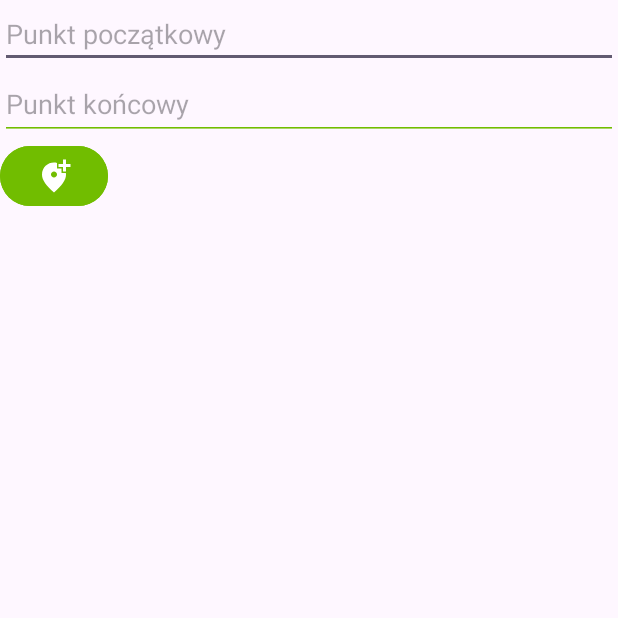
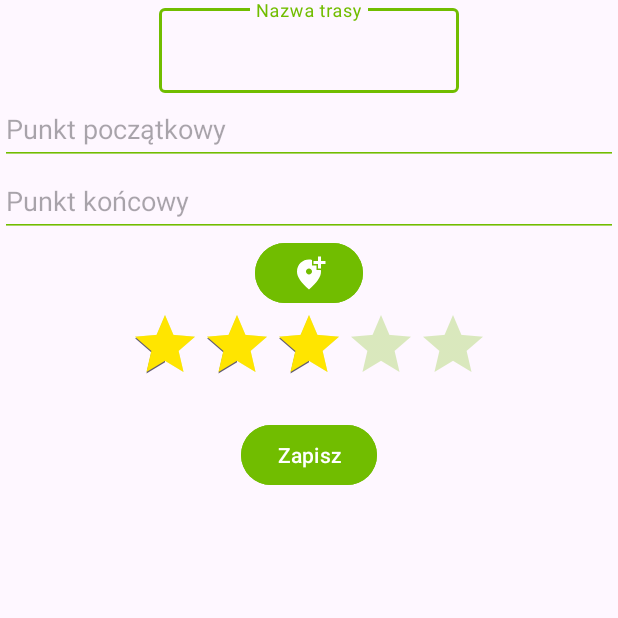
Before and after one commit to carboniteee/tracker_podrozy, an Android app: the Dodaj screen opened directly, with no data from a screen before it, on a phone screen of 412 x 824 dp, the top half of it. Run offline under Robolectric (Android 15) with nearby library versions, the phone set to English and light mode, and no system bars.

Commit message:
update ekranu z dodawaniem podróży, zmienne przygotowane do wstawienia do bazy (Dodaj.kt) v1.0

```diff
--- a/app/src/main/java/com/example/routpixal/Dodaj.kt
+++ b/app/src/main/java/com/example/routpixal/Dodaj.kt
@@ -1,26 +1,57 @@
 package com.example.routpixal
 
 import android.os.Bundle
+import android.view.LayoutInflater
 import android.widget.Button
+import android.widget.EditText
 import android.widget.LinearLayout
+import android.widget.RatingBar
 import androidx.appcompat.app.AppCompatActivity
 
 class Dodaj : AppCompatActivity() {
     private lateinit var pointsContainer: LinearLayout
-    private lateinit var buttonAddPoint: Button
+    private lateinit var btnAddPoint: Button
+    private lateinit var edRouteName: EditText
+    private lateinit var ratingBar: RatingBar
 
     override fun onCreate(savedInstanceState: Bundle?) {
         super.onCreate(savedInstanceState)
         setContentView(R.layout.dodaj)
         pointsContainer = findViewById(R.id.pointsContainer)
-        buttonAddPoint = findViewById(R.id.buttonAddPoint)
-        buttonAddPoint.setOnClickListener {
+        btnAddPoint = findViewById(R.id.btnAddPoint)
+        edRouteName = findViewById(R.id.edRouteName)
+        ratingBar = findViewById(R.id.ratingBar)
+
+        btnAddPoint.setOnClickListener {
             addIntermediatePointField()
+        }
+
+        val btnSave = findViewById<Button>(R.id.btnSave)
+        btnSave.setOnClickListener {
+            val routeName = edRouteName.text.toString()
+            val rating = ratingBar.rating
+
+            val allPoints = mutableListOf<String>()
+
+            val startPoint = findViewById<EditText>(R.id.edStart).text.toString()
+            allPoints.add(startPoint)
+
+            for (i in 0 until pointsContainer.childCount - 1) {
+                val pointLayout = pointsContainer.getChildAt(i) as LinearLayout
+                val editTextPoint = pointLayout.findViewById<EditText>(R.id.pointsContainer)
+                val point = editTextPoint.text.toString()
+                allPoints.add(point)
+            }
+
+            val endPoint = findViewById<EditText>(R.id.edEnd).text.toString()
+            allPoints.add(endPoint)
+
+            // teraz te dane można wpisać do bazy danych
         }
     }
 
     private fun addIntermediatePointField() {
-        val pointLayout = layoutInflater.inflate(R.layout.dodatkowy_punkt, pointsContainer, false)
+        val pointLayout = LayoutInflater.from(this).inflate(R.layout.dodatkowy_punkt, pointsContainer, false)
         val buttonDeletePoint = pointLayout.findViewById<Button>(R.id.btnUsun)
         buttonDeletePoint.setOnClickListener {
             pointsContainer.removeView(pointLayout)
--- a/app/src/main/res/layout/dodaj.xml
+++ b/app/src/main/res/layout/dodaj.xml
@@ -1,13 +1,36 @@
-<LinearLayout xmlns:android="http://schemas.android.com/apk/res/android"
+<ScrollView
+    xmlns:android="http://schemas.android.com/apk/res/android"
+    xmlns:tools="http://schemas.android.com/tools"
+    android:layout_width="match_parent"
+    android:layout_height="match_parent">
+
+    <LinearLayout
         android:layout_width="match_parent"
         android:layout_height="wrap_content"
-    android:orientation="vertical">
+        android:orientation="vertical"
+        android:gravity="center">
+
+        <com.google.android.material.textfield.TextInputLayout
+            android:id="@+id/windowRouteName"
+            android:layout_width="200dp"
+            android:layout_height="wrap_content"
+            android:hint="Nazwa trasy">
+
+            <com.google.android.material.textfield.TextInputEditText
+                android:id="@+id/edRouteName"
+                android:layout_width="match_parent"
+                android:layout_height="wrap_content"
+                android:gravity="center"
+                android:minWidth="200dp" />
+
+        </com.google.android.material.textfield.TextInputLayout>
 
         <EditText
-        android:id="@+id/editTextStart"
+            android:id="@+id/edStart"
             android:layout_width="match_parent"
             android:layout_height="wrap_content"
-        android:hint="Punkt początkowy" />
+            android:hint="Punkt początkowy"
+            android:minHeight="48dp" />
 
         <LinearLayout
             android:id="@+id/pointsContainer"
@@ -16,14 +39,14 @@
             android:orientation="vertical" />
 
         <EditText
-        android:id="@+id/editTextEnd"
+            android:id="@+id/edEnd"
             android:layout_width="match_parent"
             android:layout_height="wrap_content"
             android:hint="Punkt końcowy"
             android:minHeight="48dp" />
 
         <Button
-        android:id="@+id/buttonAddPoint"
+            android:id="@+id/btnAddPoint"
             android:layout_width="72dp"
             android:layout_height="wrap_content"
             android:backgroundTint="@color/green"
@@ -31,4 +54,25 @@
             android:drawableEnd="@drawable/dodaj_pkt"
             android:onClick="removePoint" />
 
+        <RatingBar
+            android:id="@+id/ratingBar"
+            android:layout_width="wrap_content"
+            android:layout_height="wrap_content"
+            android:isIndicator="false"
+            android:numStars="5"
+            android:progressTint="@color/yellow"
+            android:rating="3"
+            android:stepSize="1"
+            tools:ignore="SpeakableTextPresentCheck" />
+
+        <Button
+            android:id="@+id/btnSave"
+            android:layout_width="wrap_content"
+            android:layout_height="wrap_content"
+            android:text="Zapisz"
+            android:layout_gravity="center"
+            android:layout_marginTop="16dp"
+            android:backgroundTint="@color/green" />
+
     </LinearLayout>
+</ScrollView>
--- a/app/src/main/res/layout/dodatkowy_punkt.xml
+++ b/app/src/main/res/layout/dodatkowy_punkt.xml
@@ -20,7 +20,4 @@
         android:drawableEnd="@drawable/usun_pkt"
         android:onClick="removePoint" />
 
-
-
-
 </LinearLayout>
--- a/app/src/main/res/values/colors.xml
+++ b/app/src/main/res/values/colors.xml
@@ -3,4 +3,5 @@
     <color name="black">#FF000000</color>
     <color name="white">#FFFFFFFF</color>
     <color name="green">#71bd00</color>
+    <color name="yellow">#FFE500</color>
 </resources>
```
Lines whose indentation alone changed are shown as unchanged.
